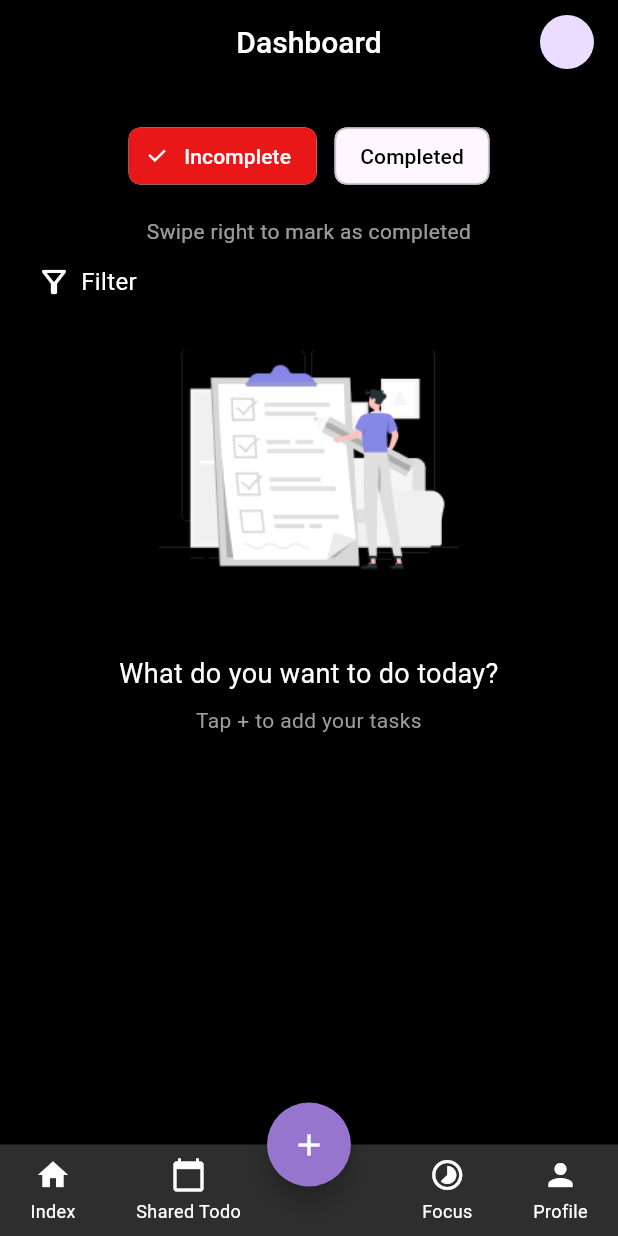
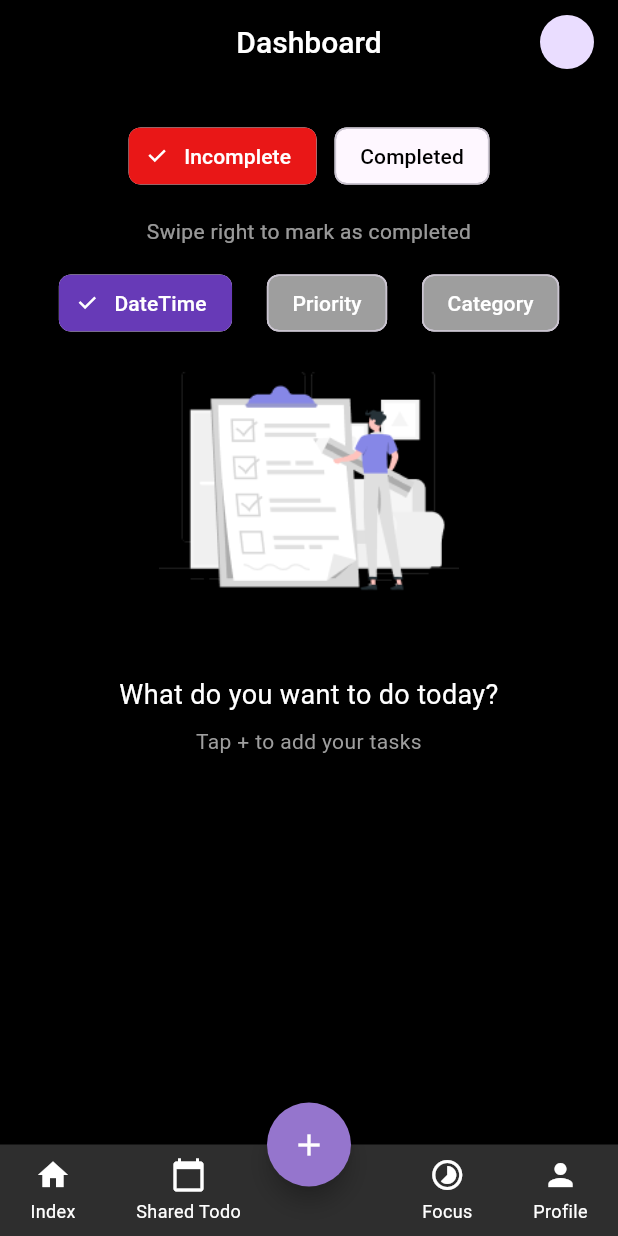
Before and after one commit to uzairhassan375/Todo-List-Flutter-Project, a Flutter app: the HomeScreen screen opened by its route, on a phone screen of 412 x 824 dp. Run offline on Flutter 3.47's test engine with Material 3 defaults, Android fonts, the phone set to English and light mode, and no system bars; our stand-ins replace cloud_firestore, firebase_auth, firebase_core, flutter_image_compress, image_picker; accounts and stored records are empty.

Commit message:
Updated sharedd to do and Priority buttons

```diff
--- a/lib/screens/home_screen.dart
+++ b/lib/screens/home_screen.dart
@@ -173,30 +173,43 @@ Future<String?> _showCategoryDialog() async {
                   ),
                 ),
 
-Theme(
-  data: Theme.of(context).copyWith(
-    popupMenuTheme: PopupMenuThemeData(
-      color: Theme.of(context).snackBarTheme.backgroundColor ?? Colors.grey[800], // Popup background color
-      elevation: 8, // Shadow
-      shape: RoundedRectangleBorder(
-        borderRadius: BorderRadius.circular(14), // Rounded corners
-      ),
+const SizedBox(height: 14),
+
+Row(
+  mainAxisAlignment: MainAxisAlignment.spaceEvenly,
+  children: [
+    ChoiceChip(
+      label: const Text('DateTime'),
+      selected: _sortBy == 'datetime',
+      onSelected: (_) {
+        setState(() {
+          _sortBy = 'datetime';
+          _categoryFilter = null;
+        });
+      },
+      selectedColor: Colors.deepPurple,
+      backgroundColor: Colors.grey, // gray when not selected
+      checkmarkColor: Colors.white,
+      labelStyle: const TextStyle(color: Colors.white),
     ),
-  ),
-  child: PopupMenuButton<String>(
-    icon: Row(
-      mainAxisSize: MainAxisSize.min,
-      children: const [
-        Icon(Icons.filter_alt_outlined, color: Colors.white),
-        SizedBox(width: 6),
-        Text(
-          'Filter',
-          style: TextStyle(color: Colors.white, fontSize: 16),
-        ),
-      ],
+    ChoiceChip(
+      label: const Text('Priority'),
+      selected: _sortBy == 'priority',
+      onSelected: (_) {
+        setState(() {
+          _sortBy = 'priority';
+          _categoryFilter = null;
+        });
+      },
+      selectedColor: Colors.deepPurple,
+      backgroundColor: Colors.grey, // gray when not selected
+      checkmarkColor: Colors.white,
+      labelStyle: const TextStyle(color: Colors.white),
     ),
-    onSelected: (value) async {
-      if (value == 'category') {
+    ChoiceChip(
+      label: const Text('Category'),
+      selected: _sortBy == 'category',
+      onSelected: (_) async {
         final selectedCategory = await _showCategoryDialog();
         if (selectedCategory != null) {
           setState(() {
@@ -204,38 +217,17 @@ Theme(
             _categoryFilter = selectedCategory;
           });
         }
-      } else {
-        setState(() {
-          _sortBy = value;
-          _categoryFilter = null;
-        });
-      }
-    },
-    itemBuilder: (context) => [
-      const PopupMenuItem(
-        value: 'datetime',
-        child: Text(
-          'Sort by DateTime',
-          style: TextStyle(color: Colors.white),
-        ),
-      ),
-      const PopupMenuItem(
-        value: 'priority',
-        child: Text(
-          'Sort by Priority',
-          style: TextStyle(color: Colors.white),
-        ),
-      ),
-      const PopupMenuItem(
-        value: 'category',
-        child: Text(
-          'Sort by Category',
-          style: TextStyle(color: Colors.white),
-        ),
-      ),
-    ],
-  ),
+      },
+      selectedColor: Colors.deepPurple,
+      backgroundColor: Colors.grey, // gray when not selected
+      checkmarkColor: Colors.white,
+      labelStyle: const TextStyle(color: Colors.white),
+    ),
+  ],
 ),
+
+
+
 
 
                 // 🔄 Task Stream
```
